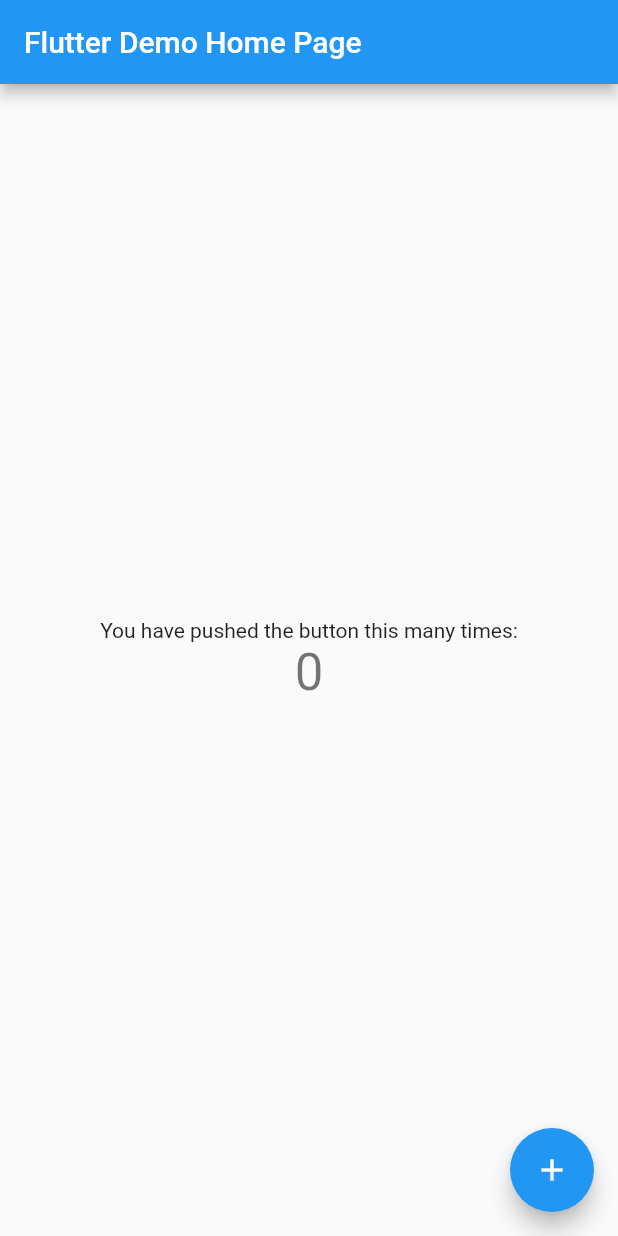
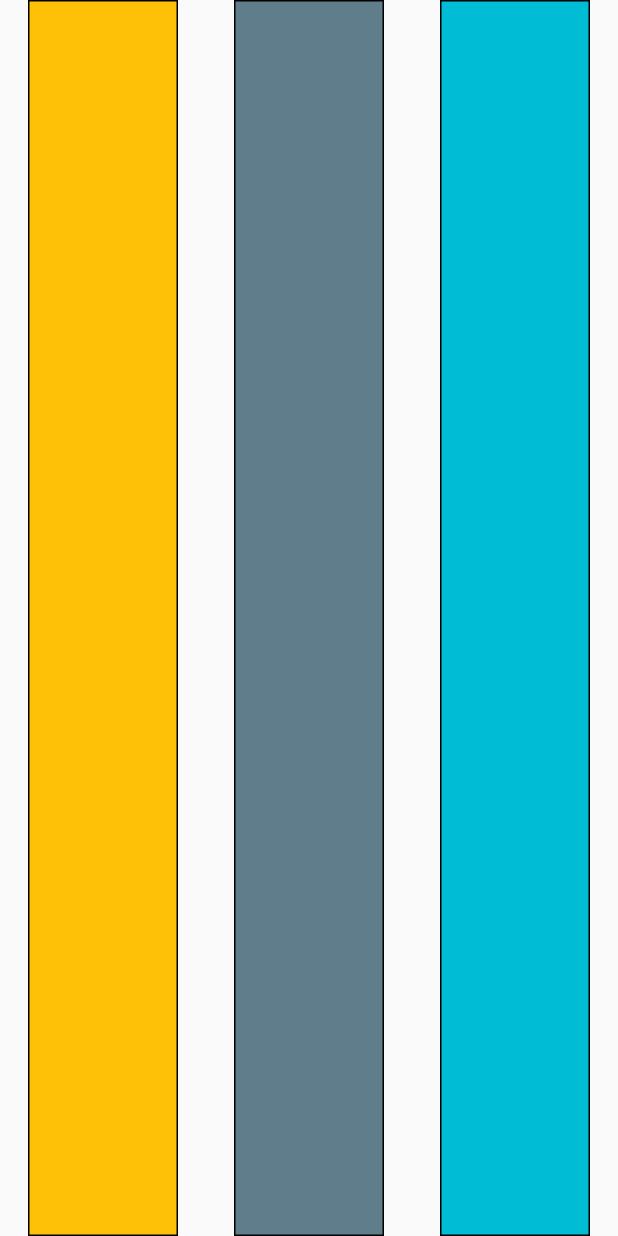
Before and after one commit to baosphoa0403/Welcome-Login-Signup-Page---Flutter-UI---Speed-Code, a Flutter app: the screen it shows after launch, on a phone screen of 412 x 824 dp. Run offline on Flutter 3.47's test engine with Material 2 defaults, Android fonts, the light colour scheme and no system bars; our stand-ins replace flutter_svg.

Commit message:
row and column

```diff
--- /dev/null
+++ b/standard_app/lib/blue_box.dart
@@ -0,0 +1,18 @@
+import 'package:flutter/material.dart';
+
+class BlueBox extends StatelessWidget {
+  final Color color;
+
+  const BlueBox({Key? key, required this.color}) : super(key: key);
+  @override
+  Widget build(BuildContext context) {
+    return Container(
+      width: 100,
+      height: 50,
+      decoration: BoxDecoration(
+        color: color,
+        border: Border.all(),
+      ),
+    );
+  }
+}
--- /dev/null
+++ b/standard_app/lib/list_icons.dart
@@ -0,0 +1,26 @@
+import 'package:flutter/material.dart';
+import 'package:standard_app/blue_box.dart';
+
+class ListIcon extends StatelessWidget {
+  const ListIcon({Key? key}) : super(key: key);
+
+  @override
+  Widget build(BuildContext context) {
+    return Row(
+      mainAxisAlignment: MainAxisAlignment.spaceAround,
+      crossAxisAlignment: CrossAxisAlignment.stretch, //stretch: kéo dài
+      children: const <Widget>[
+        BlueBox(
+          color: Colors.amber,
+        ),
+        BlueBox(
+          color: Colors.blueGrey,
+        ),
+        BlueBox(
+          color: Colors.cyan,
+        )
+      ],
+    );
+    ;
+  }
+}
--- a/standard_app/lib/main.dart
+++ b/standard_app/lib/main.dart
@@ -1,4 +1,6 @@
 import 'package:flutter/material.dart';
+import 'package:standard_app/blue_box.dart';
+import 'package:standard_app/list_icons.dart';
 
 void main() {
   runApp(const MyApp());
@@ -13,103 +15,42 @@
     return MaterialApp(
       title: 'Flutter Demo',
       theme: ThemeData(
-        // This is the theme of your application.
-        //
-        // Try running your application with "flutter run". You'll see the
-        // application has a blue toolbar. Then, without quitting the app, try
-        // changing the primarySwatch below to Colors.green and then invoke
-        // "hot reload" (press "r" in the console where you ran "flutter run",
-        // or simply save your changes to "hot reload" in a Flutter IDE).
-        // Notice that the counter didn't reset back to zero; the application
-        // is not restarted.
         primarySwatch: Colors.blue,
       ),
-      home: const MyHomePage(title: 'Flutter Demo Home Page'),
+      home: const MyHomePage(
+        child: ListIcon(),
+      ),
     );
   }
 }
 
-class MyHomePage extends StatefulWidget {
-  const MyHomePage({Key? key, required this.title}) : super(key: key);
-
-  // This widget is the home page of your application. It is stateful, meaning
-  // that it has a State object (defined below) that contains fields that affect
-  // how it looks.
-
-  // This class is the configuration for the state. It holds the values (in this
-  // case the title) provided by the parent (in this case the App widget) and
-  // used by the build method of the State. Fields in a Widget subclass are
-  // always marked "final".
-
-  final String title;
-
-  @override
-  State<MyHomePage> createState() => _MyHomePageState();
-}
-
-class _MyHomePageState extends State<MyHomePage> {
-  int _counter = 0;
-
-  void _incrementCounter() {
-    setState(() {
-      // This call to setState tells the Flutter framework that something has
-      // changed in this State, which causes it to rerun the build method below
-      // so that the display can reflect the updated values. If we changed
-      // _counter without calling setState(), then the build method would not be
-      // called again, and so nothing would appear to happen.
-      _counter++;
-    });
-  }
+class MyHomePage extends StatelessWidget {
+  final Widget child;
+  const MyHomePage({
+    Key? key,
+    required this.child,
+  }) : super(key: key);
 
   @override
   Widget build(BuildContext context) {
-    // This method is rerun every time setState is called, for instance as done
-    // by the _incrementCounter method above.
-    //
-    // The Flutter framework has been optimized to make rerunning build methods
-    // fast, so that you can just rebuild anything that needs updating rather
-    // than having to individually change instances of widgets.
-    return Scaffold(
-      appBar: AppBar(
-        // Here we take the value from the MyHomePage object that was created by
-        // the App.build method, and use it to set our appbar title.
-        title: Text(widget.title),
-      ),
-      body: Center(
-        // Center is a layout widget. It takes a single child and positions it
-        // in the middle of the parent.
-        child: Column(
-          // Column is also a layout widget. It takes a list of children and
-          // arranges them vertically. By default, it sizes itself to fit its
-          // children horizontally, and tries to be as tall as its parent.
-          //
-          // Invoke "debug painting" (press "p" in the console, choose the
-          // "Toggle Debug Paint" action from the Flutter Inspector in Android
-          // Studio, or the "Toggle Debug Paint" command in Visual Studio Code)
-          // to see the wireframe for each widget.
-          //
-          // Column has various properties to control how it sizes itself and
-          // how it positions its children. Here we use mainAxisAlignment to
-          // center the children vertically; the main axis here is the vertical
-          // axis because Columns are vertical (the cross axis would be
-          // horizontal).
-          mainAxisAlignment: MainAxisAlignment.center,
-          children: <Widget>[
-            const Text(
-              'You have pushed the button this many times:',
-            ),
-            Text(
-              '$_counter',
-              style: Theme.of(context).textTheme.headline4,
-            ),
-          ],
-        ),
-      ),
-      floatingActionButton: FloatingActionButton(
-        onPressed: _incrementCounter,
-        tooltip: 'Increment',
-        child: const Icon(Icons.add),
-      ), // This trailing comma makes auto-formatting nicer for build methods.
-    );
+    return Scaffold(body: child
+        // Column(
+        //   // mainAxisAlignment: MainAxisAlignment.end,
+        //   // crossAxisAlignment: CrossAxisAlignment.end, ?? chỗ này
+        //   children: const <Widget>[
+        //     BlueBox(
+        //       color: Colors.amber,
+        //     ),
+        //     BlueBox(
+        //       color: Colors.blueGrey,
+        //     ),
+        //     BlueBox(
+        //       color: Colors.cyan,
+        //     ),
+        //     child,
+        //   ],
+
+        // ),
+        );
   }
 }
```
